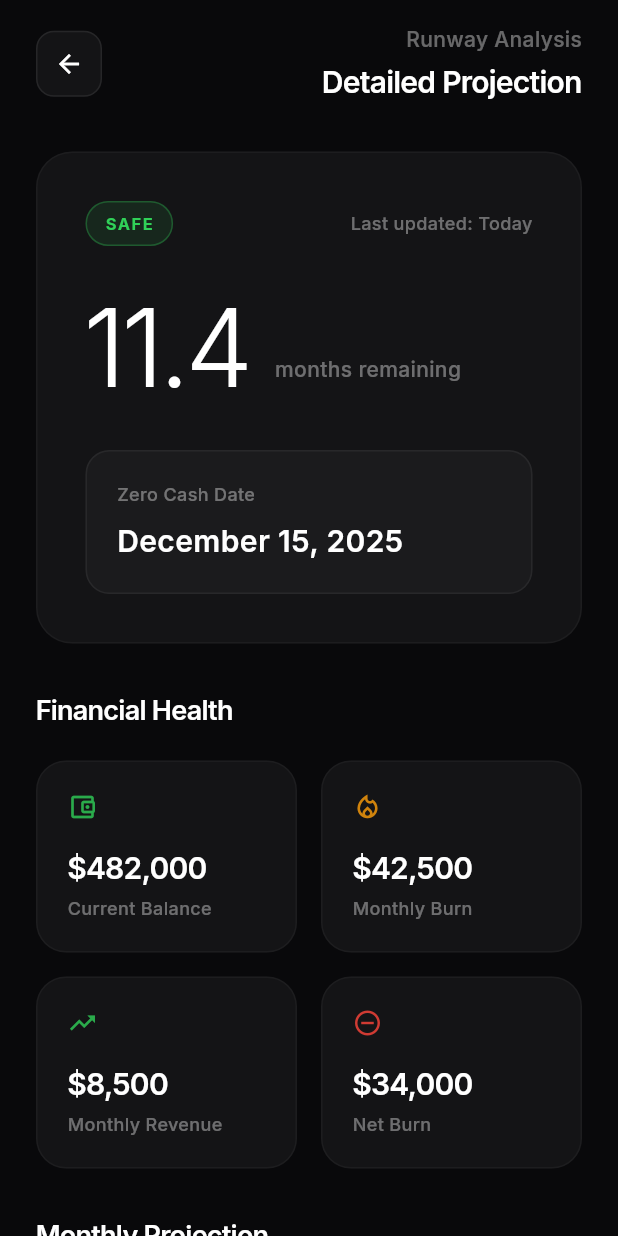
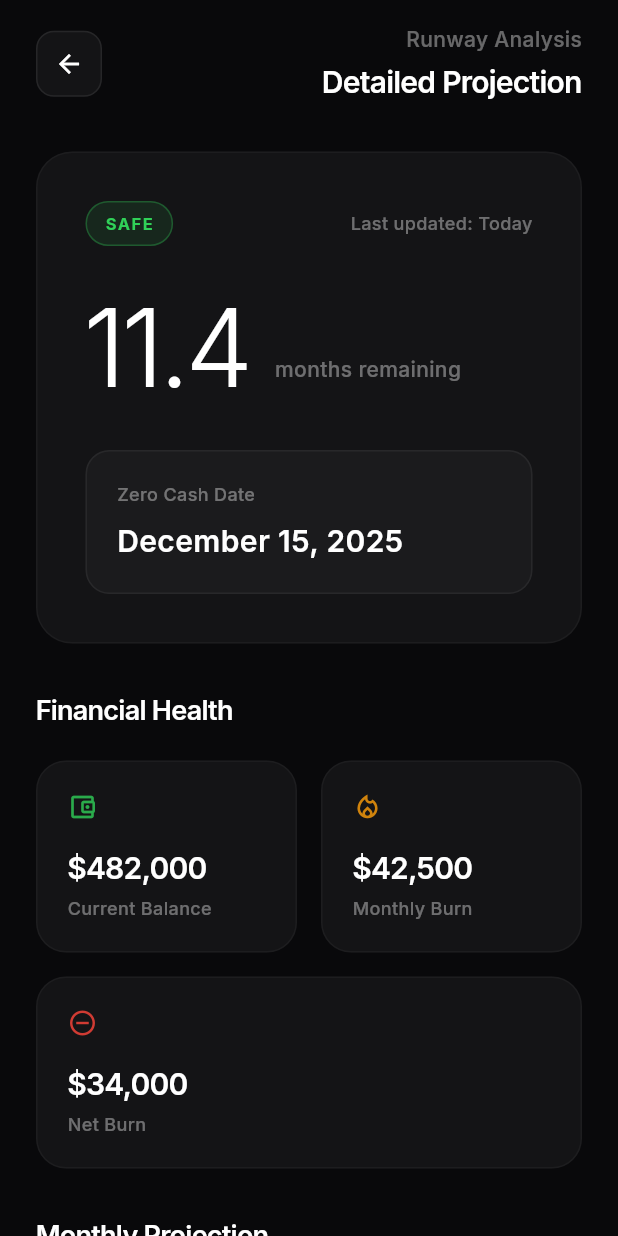
Before and after one commit to krishgupta1/startup-expense-tracker, a Flutter app: the HomeScreen screen opened directly, after a tap on "Est. Runway", on a phone screen of 412 x 824 dp. Run offline on Flutter 3.47's test engine with Material 3 defaults, Android fonts, the phone set to English and light mode, and no system bars; our stand-ins replace fl_chart, google_fonts; missing offline and left inert: shadcn_ui; network calls fail.

Commit message:
feat: update UI screens and navigation wrapper
- Update expense search screen UI
- Enhance home screen layout and functionality
- Improve monthly burn screen display
- Refine runway estimation screen
- Update navigation wrapper implementation
- Enhance settings screen interface

```diff
--- a/lib/features/expenses/screens/search_expense_screen.dart
+++ b/lib/features/expenses/screens/search_expense_screen.dart
@@ -1,7 +1,6 @@
 import 'package:flutter/material.dart';
 import 'package:flutter/services.dart';
 import 'package:google_fonts/google_fonts.dart';
-import 'package:shadcn_ui/shadcn_ui.dart';
 import 'expense_details_screen.dart';
 
 class SearchExpenseScreen extends StatefulWidget {
--- a/lib/features/home/screens/home_screen.dart
+++ b/lib/features/home/screens/home_screen.dart
@@ -1,6 +1,6 @@
 import 'package:flutter/material.dart';
 import 'package:flutter/services.dart';
-import 'dart:ui'; // Required for FontFeature
+// Required for FontFeature
 import 'package:google_fonts/google_fonts.dart';
 import 'package:fl_chart/fl_chart.dart';
 
@@ -11,7 +11,9 @@ import 'monthly_burn_screen.dart';
 import 'ai_insight_screen.dart';
 
 class HomeScreen extends StatelessWidget {
-  const HomeScreen({super.key});
+  final Function(int)? onNavigateToTab;
+
+  const HomeScreen({super.key, this.onNavigateToTab});
 
   @override
   Widget build(BuildContext context) {
@@ -30,7 +32,7 @@ class HomeScreen extends StatelessWidget {
               crossAxisAlignment: CrossAxisAlignment.start,
               children: [
                 // 1. Header (Minimal)
-                _buildMinimalHeader(),
+                _buildMinimalHeader(context),
 
                 const SizedBox(height: 32),
 
@@ -159,7 +161,7 @@ class HomeScreen extends StatelessWidget {
 
   // --- WIDGET BUILDERS ---
 
-  Widget _buildMinimalHeader() {
+  Widget _buildMinimalHeader(BuildContext context) {
     return Row(
       mainAxisAlignment: MainAxisAlignment.spaceBetween,
       crossAxisAlignment: CrossAxisAlignment.end,
@@ -188,7 +190,12 @@ class HomeScreen extends StatelessWidget {
           ],
         ),
         // Minimal Profile Placeholder
-        Container(
+        GestureDetector(
+          onTap: () {
+            // Navigate to settings tab (index 4) in bottom navigation
+            onNavigateToTab?.call(4);
+          },
+          child: Container(
             height: 44,
             width: 44,
             decoration: BoxDecoration(
@@ -197,6 +204,7 @@ class HomeScreen extends StatelessWidget {
               border: Border.all(color: Colors.white.withOpacity(0.08)),
             ),
             child: const Icon(Icons.person, color: Colors.white38),
+          ),
         ),
       ],
     );
--- a/lib/features/home/screens/monthly_burn_screen.dart
+++ b/lib/features/home/screens/monthly_burn_screen.dart
@@ -1,6 +1,6 @@
 import 'package:flutter/material.dart';
 import 'package:flutter/services.dart';
-import 'dart:ui'; // Required for FontFeature
+// Required for FontFeature
 import 'package:google_fonts/google_fonts.dart';
 
 class MonthlyBurnScreen extends StatefulWidget {
--- a/lib/features/home/screens/runway_estimation_screen.dart
+++ b/lib/features/home/screens/runway_estimation_screen.dart
@@ -1,3 +1,4 @@
+import 'dart:ui'; // Required for FontFeature
 import 'package:flutter/material.dart';
 import 'package:flutter/services.dart';
 import 'package:google_fonts/google_fonts.dart';
@@ -225,6 +226,7 @@ class RunwayEstimationScreen extends StatelessWidget {
           ),
         ),
         const SizedBox(height: 20),
+        // Row 1: Balance and Burn
         Row(
           children: [
             Expanded(
@@ -247,17 +249,9 @@ class RunwayEstimationScreen extends StatelessWidget {
           ],
         ),
         const SizedBox(height: 16),
+        // Row 2: ONLY Net Burn (Monthly Revenue removed)
         Row(
           children: [
-            Expanded(
-              child: _buildMetricCard(
-                "Monthly Revenue",
-                "\$8,500",
-                Icons.trending_up_outlined,
-                const Color(0xFF30D158),
-              ),
-            ),
-            const SizedBox(width: 16),
             Expanded(
               child: _buildMetricCard(
                 "Net Burn",
@@ -329,7 +323,7 @@ class RunwayEstimationScreen extends StatelessWidget {
         const SizedBox(height: 20),
         Container(
           width: double.infinity,
-          padding: const EdgeInsets.all(24),
+          padding: const EdgeInsets.symmetric(vertical: 8),
           decoration: BoxDecoration(
             color: const Color(0xFF141416),
             borderRadius: BorderRadius.circular(20),
@@ -337,12 +331,17 @@ class RunwayEstimationScreen extends StatelessWidget {
           ),
           child: Column(
             children: [
-              _buildProjectionRow("Jul 2025", "\$447,500", "10.5 months"),
-              _buildProjectionRow("Aug 2025", "\$413,500", "9.7 months"),
-              _buildProjectionRow("Sep 2025", "\$379,500", "8.9 months"),
-              _buildProjectionRow("Oct 2025", "\$345,500", "8.1 months"),
-              _buildProjectionRow("Nov 2025", "\$311,500", "7.3 months"),
-              _buildProjectionRow("Dec 2025", "\$277,500", "6.5 months"),
+              _buildProjectionRow("Jul 2025", "\$447,500", "10.5"),
+              _buildDivider(),
+              _buildProjectionRow("Aug 2025", "\$413,500", "9.7"),
+              _buildDivider(),
+              _buildProjectionRow("Sep 2025", "\$379,500", "8.9"),
+              _buildDivider(),
+              _buildProjectionRow("Oct 2025", "\$345,500", "8.1"),
+              _buildDivider(),
+              _buildProjectionRow("Nov 2025", "\$311,500", "7.3"),
+              _buildDivider(),
+              _buildProjectionRow("Dec 2025", "\$277,500", "6.5"),
             ],
           ),
         ),
@@ -350,13 +349,24 @@ class RunwayEstimationScreen extends StatelessWidget {
     );
   }
 
-  Widget _buildProjectionRow(String month, String balance, String runway) {
+  // Helper for subtle divider
+  Widget _buildDivider() {
+    return Divider(
+      height: 1,
+      thickness: 1,
+      color: Colors.white.withOpacity(0.04),
+    );
+  }
+
+  Widget _buildProjectionRow(String month, String balance, String monthsLeft) {
     return Padding(
-      padding: const EdgeInsets.only(bottom: 16),
+      padding: const EdgeInsets.symmetric(horizontal: 24, vertical: 16),
       child: Row(
+        mainAxisAlignment: MainAxisAlignment.spaceBetween,
         children: [
-          Expanded(
-            flex: 3,
+          // 1. Date
+          SizedBox(
+            width: 80,
             child: Text(
               month,
               style: GoogleFonts.inter(
@@ -366,28 +376,40 @@ class RunwayEstimationScreen extends StatelessWidget {
               ),
             ),
           ),
-          Expanded(
-            flex: 3,
-            child: Text(
+          // 2. Balance
+          Text(
             balance,
             style: GoogleFonts.inter(
               color: Colors.white,
-                fontSize: 14,
+              fontSize: 15,
               fontWeight: FontWeight.w600,
               fontFeatures: [const FontFeature.tabularFigures()],
             ),
           ),
+          // 3. Months (Fixed Alignment: In Front/One line)
+          SizedBox(
+            width: 80,
+            child: Row(
+              mainAxisAlignment: MainAxisAlignment.end,
+              children: [
+                Text(
+                  monthsLeft,
+                  style: GoogleFonts.inter(
+                    color: Colors.white54,
+                    fontSize: 14,
+                    fontWeight: FontWeight.w600,
                   ),
-          Expanded(
-            flex: 2,
-            child: Text(
-              runway,
-              textAlign: TextAlign.end,
+                ),
+                const SizedBox(width: 4),
+                Text(
+                  "mo", // Shortened to 'mo' to ensure it stays on one line
                   style: GoogleFonts.inter(
                     color: Colors.white38,
                     fontSize: 14,
                     fontWeight: FontWeight.w500,
                   ),
+                ),
+              ],
             ),
           ),
         ],
@@ -424,13 +446,13 @@ class RunwayEstimationScreen extends StatelessWidget {
                 "Marketing costs increased 15% this quarter",
                 const Color(0xFFFF9F0A),
               ),
-              const SizedBox(height: 16),
+              const SizedBox(height: 24),
               _buildRiskItem(
                 "Seasonal Revenue Dip",
                 "Q4 typically shows 20% lower revenue",
                 const Color(0xFFFF9F0A),
               ),
-              const SizedBox(height: 16),
+              const SizedBox(height: 24),
               _buildRiskItem(
                 "Upcoming Hiring",
                 "3 new hires planned for next month",
@@ -453,7 +475,7 @@ class RunwayEstimationScreen extends StatelessWidget {
           margin: const EdgeInsets.only(top: 6),
           decoration: BoxDecoration(color: riskColor, shape: BoxShape.circle),
         ),
-        const SizedBox(width: 12),
+        const SizedBox(width: 16),
         Expanded(
           child: Column(
             crossAxisAlignment: CrossAxisAlignment.start,
@@ -462,7 +484,7 @@ class RunwayEstimationScreen extends StatelessWidget {
                 title,
                 style: GoogleFonts.inter(
                   color: Colors.white,
-                  fontSize: 14,
+                  fontSize: 15,
                   fontWeight: FontWeight.w600,
                 ),
               ),
@@ -471,8 +493,9 @@ class RunwayEstimationScreen extends StatelessWidget {
                 description,
                 style: GoogleFonts.inter(
                   color: Colors.white38,
-                  fontSize: 12,
+                  fontSize: 13,
                   fontWeight: FontWeight.w400,
+                  height: 1.4,
                 ),
               ),
             ],
@@ -523,7 +546,7 @@ class RunwayEstimationScreen extends StatelessWidget {
               ),
               const SizedBox(height: 16),
               Text(
-                "• Reduce marketing budget by 20% to extend runway by 1.8 months\n• Delay non-essential hiring until Q1 2026\n• Negotiate better terms with SaaS providers (potential \$5k/month savings)\n• Consider early payment discounts from clients",
+                "• Reduce marketing budget by 20% to extend runway by 1.8 months\n\n• Delay non-essential hiring until Q1 2026\n\n• Negotiate better terms with SaaS providers (potential \$5k/month savings)",
                 style: GoogleFonts.inter(
                   color: Colors.white70,
                   fontSize: 14,
--- a/lib/features/navigation/screens/navigation_wrapper.dart
+++ b/lib/features/navigation/screens/navigation_wrapper.dart
@@ -16,24 +16,27 @@ class NavigationWrapper extends StatefulWidget {
 class _NavigationWrapperState extends State<NavigationWrapper> {
   int _selectedIndex = 0;
 
-  final List<Widget> _screens = [
-    const HomeScreen(),
-    const TeamScreen(),
-    const ExpensesScreen(),
-    const AiScreen(),
-    const SettingsScreen(),
-  ];
-
   void _onTabSelected(int index) {
     setState(() {
       _selectedIndex = index;
     });
   }
 
+  List<Widget> _getScreens() {
+    return [
+      HomeScreen(onNavigateToTab: _onTabSelected),
+      const TeamScreen(),
+      const ExpensesScreen(),
+      const AiScreen(),
+      const SettingsScreen(),
+    ];
+  }
+
   @override
   Widget build(BuildContext context) {
+    final screens = _getScreens();
     return Scaffold(
-      body: _screens[_selectedIndex],
+      body: screens[_selectedIndex],
       bottomNavigationBar: ModernDarkNavBar(
         onTabSelected: _onTabSelected,
         selectedIndex: _selectedIndex,
--- a/lib/features/settings/screens/settings_screen.dart
+++ b/lib/features/settings/screens/settings_screen.dart
@@ -14,9 +14,7 @@ class SettingsScreen extends StatelessWidget {
 
   @override
   Widget build(BuildContext context) {
-    return Scaffold(
-      backgroundColor: const Color(0xFF09090B), // Deep Matte Black
-      body: AnnotatedRegion<SystemUiOverlayStyle>(
+    return AnnotatedRegion<SystemUiOverlayStyle>(
       value: SystemUiOverlayStyle.light,
       child: SafeArea(
         child: SingleChildScrollView(
@@ -150,7 +148,6 @@ class SettingsScreen extends StatelessWidget {
               ),
               const SizedBox(height: 24),
             ],
-            ),
           ),
         ),
       ),
```
Lines whose indentation alone changed are shown as unchanged.
